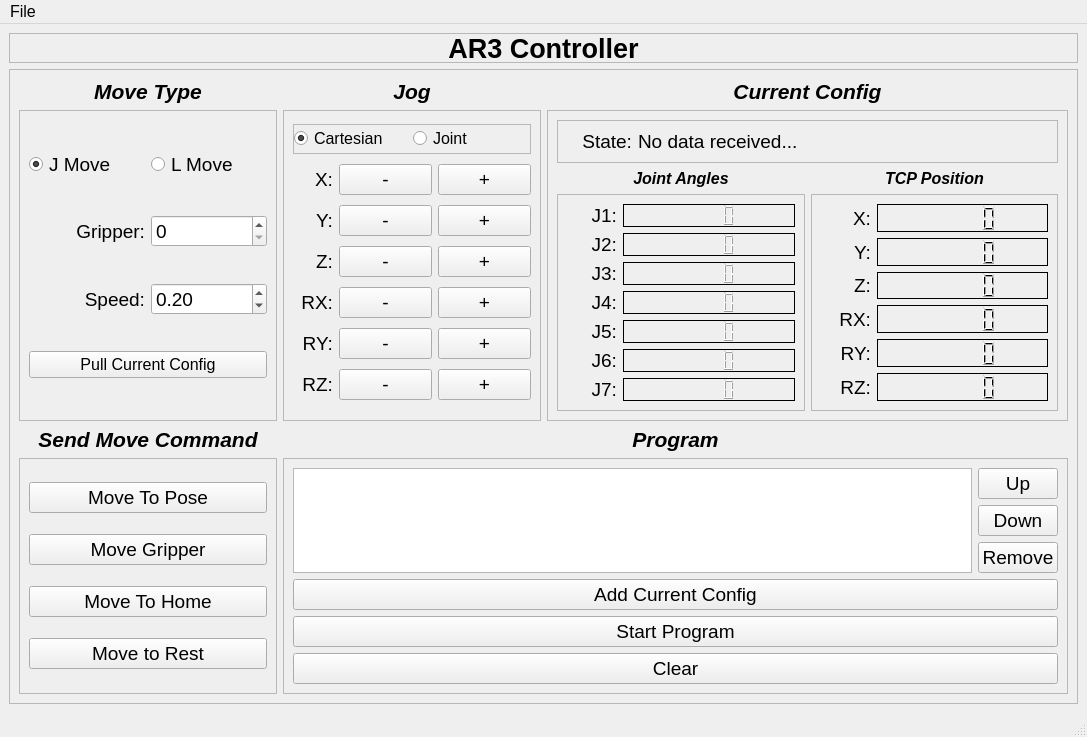
Above: src/ar3/src/ar3/ui/ar3_controller.ui from kpdudek/Robotics before the change. Below: the same form after it.
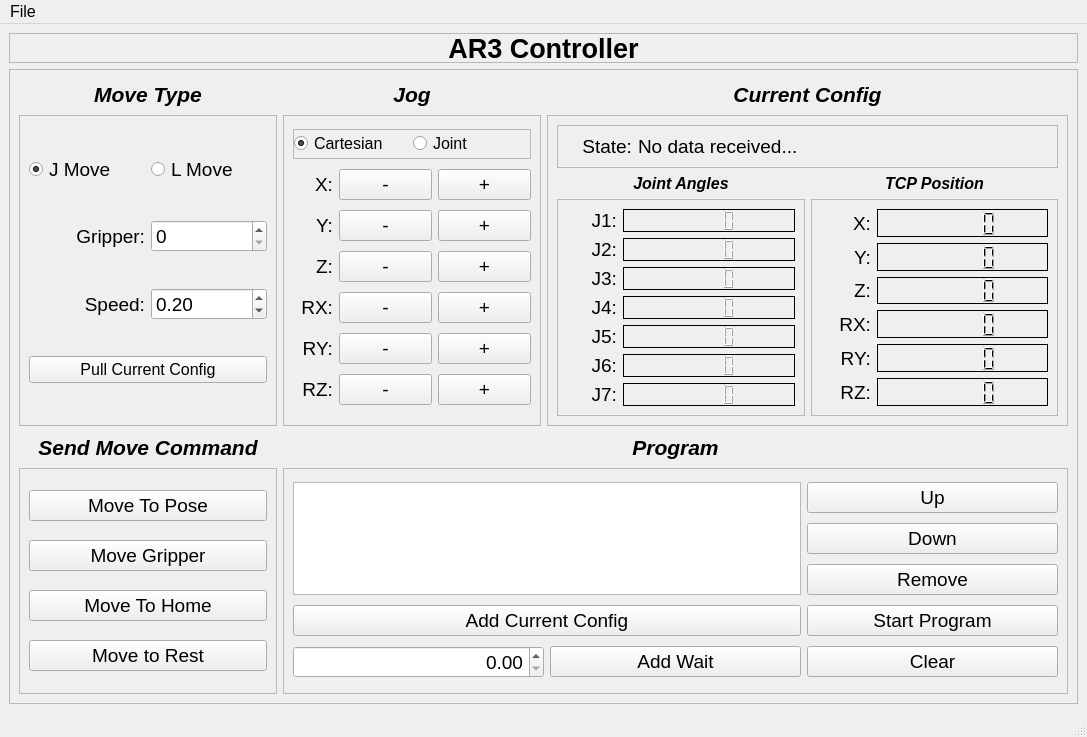
That is the form after the change.

```diff
--- a/src/ar3/src/ar3/ui/ar3_controller.ui
+++ b/src/ar3/src/ar3/ui/ar3_controller.ui
@@ -1229,19 +1229,31 @@
           <enum>QFrame::Raised</enum>
          </property>
          <layout class="QGridLayout" name="gridLayout_2">
-          <item row="7" column="0" colspan="2">
-           <widget class="QPushButton" name="clear_queue_button">
+          <item row="3" column="2">
+           <widget class="QPushButton" name="program_down_button">
             <property name="font">
              <font>
               <pointsize>14</pointsize>
              </font>
             </property>
             <property name="text">
-             <string>Clear</string>
+             <string>Down</string>
             </property>
            </widget>
           </item>
-          <item row="2" column="0" rowspan="3">
+          <item row="4" column="2">
+           <widget class="QPushButton" name="program_remove_button">
+            <property name="font">
+             <font>
+              <pointsize>14</pointsize>
+             </font>
+            </property>
+            <property name="text">
+             <string>Remove</string>
+            </property>
+           </widget>
+          </item>
+          <item row="2" column="0" rowspan="3" colspan="2">
            <widget class="QListWidget" name="queue_list">
             <property name="minimumSize">
              <size>
@@ -1256,7 +1268,7 @@
             </property>
            </widget>
           </item>
-          <item row="2" column="1">
+          <item row="2" column="2">
            <widget class="QPushButton" name="program_up_button">
             <property name="font">
              <font>
@@ -1268,19 +1280,7 @@
             </property>
            </widget>
           </item>
-          <item row="3" column="1">
-           <widget class="QPushButton" name="program_down_button">
-            <property name="font">
-             <font>
-              <pointsize>14</pointsize>
-             </font>
-            </property>
-            <property name="text">
-             <string>Down</string>
-            </property>
-           </widget>
-          </item>
-          <item row="6" column="0" colspan="2">
+          <item row="6" column="2">
            <widget class="QPushButton" name="start_queue_button">
             <property name="font">
              <font>
@@ -1292,19 +1292,19 @@
             </property>
            </widget>
           </item>
-          <item row="4" column="1">
-           <widget class="QPushButton" name="program_remove_button">
+          <item row="7" column="2">
+           <widget class="QPushButton" name="clear_queue_button">
             <property name="font">
              <font>
               <pointsize>14</pointsize>
              </font>
             </property>
             <property name="text">
-             <string>Remove</string>
+             <string>Clear</string>
             </property>
            </widget>
           </item>
-          <item row="5" column="0" colspan="2">
+          <item row="6" column="0" colspan="2">
            <widget class="QPushButton" name="add_to_queue_button">
             <property name="font">
              <font>
@@ -1316,6 +1316,30 @@
             </property>
            </widget>
           </item>
+          <item row="7" column="0">
+           <widget class="QDoubleSpinBox" name="program_wait_spinbox">
+            <property name="font">
+             <font>
+              <pointsize>14</pointsize>
+             </font>
+            </property>
+            <property name="alignment">
+             <set>Qt::AlignRight|Qt::AlignTrailing|Qt::AlignVCenter</set>
+            </property>
+           </widget>
+          </item>
+          <item row="7" column="1">
+           <widget class="QPushButton" name="add_program_wait_button">
+            <property name="font">
+             <font>
+              <pointsize>14</pointsize>
+             </font>
+            </property>
+            <property name="text">
+             <string>Add Wait</string>
+            </property>
+           </widget>
+          </item>
          </layout>
         </widget>
        </item>
```
Left out of the diff: 2 changed lines with no effect on the pictures.
